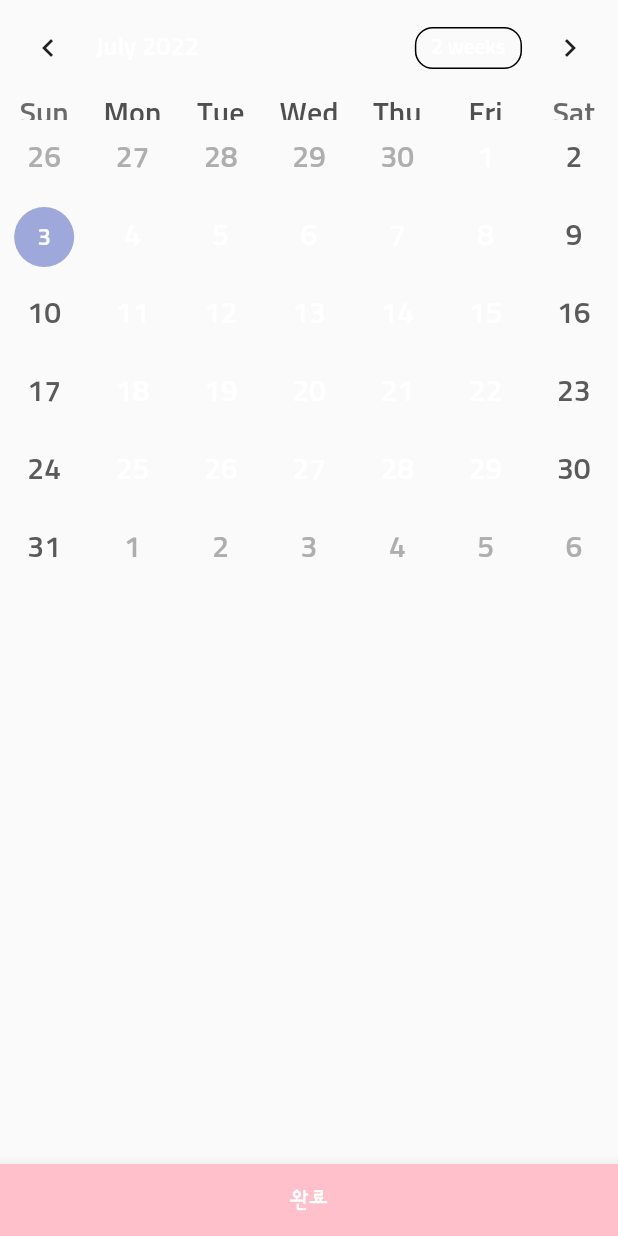
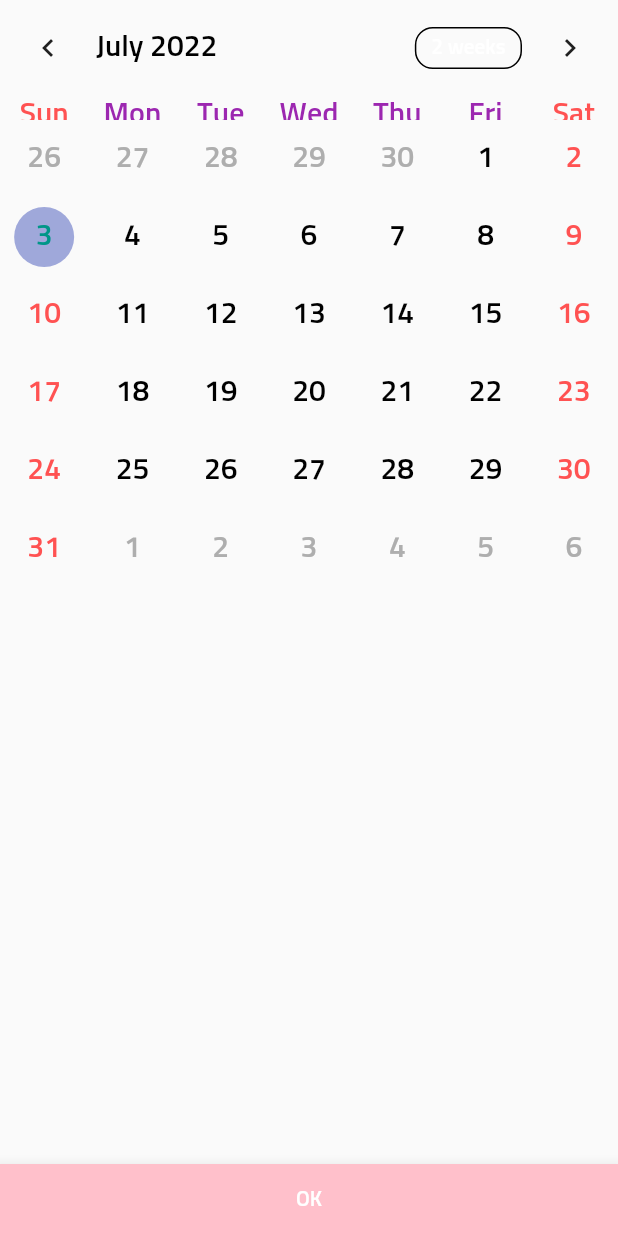
Before and after one commit to cys0926/amugeona, a Flutter app: the screen it shows after launch, after a tap on the "calendar month" icon, on a phone screen of 412 x 824 dp. Run offline on Flutter 3.47's test engine with Material 2 defaults, Android fonts, the phone set to English and light mode, and no system bars; drawn by our look-alikes of table_calendar; our stand-ins replace firebase_core, fluttertoast, get; missing offline and left inert: flutter_rounded_date_picker; accounts and stored records are empty.

Commit message:
calandar_second

```diff
--- a/lib/calendar_scheduler/calendar_page.dart
+++ b/lib/calendar_scheduler/calendar_page.dart
@@ -18,7 +18,7 @@ class _calendarPageState extends State<calendarPage> {
         color: PRIMARY_COLOR,
         child: TextButton(
           onPressed: PopButton,
-          child: Text('완료'),
+          child: Text('OK'),
           style: TextButton.styleFrom(
             primary: Colors.white,
           ),
--- a/lib/component/calender.dart
+++ b/lib/component/calender.dart
@@ -10,6 +10,21 @@ class Calender extends StatelessWidget {
       focusedDay: DateTime.now(),
       firstDay: DateTime(2000),
       lastDay: DateTime(2100),
+      headerStyle: const HeaderStyle(
+        titleTextStyle: TextStyle(color: Colors.black),
+      ),
+      daysOfWeekStyle: const DaysOfWeekStyle(
+        weekdayStyle: TextStyle(color: Colors.purple),
+        weekendStyle: TextStyle(color: Colors.redAccent),
+      ),
+      calendarStyle: const CalendarStyle(
+          selectedTextStyle: TextStyle(
+            color: Colors.indigo,
+            fontSize: 30.0,
+          ),
+          todayTextStyle: TextStyle(color: Colors.teal),
+          weekendTextStyle: TextStyle(color: Colors.redAccent),
+      defaultTextStyle: TextStyle(color: Colors.black)),
     );
   }
 }
--- a/lib/main.dart
+++ b/lib/main.dart
@@ -3,6 +3,7 @@ import 'package:amugeona/screen/home_screen.dart';
 import 'package:flutter/material.dart';
 import 'package:firebase_core/firebase_core.dart';
 import 'package:flutter/material.dart';
+import 'package:get/get.dart';
 import 'firebase_options.dart';
 import 'package:flutter_localizations/flutter_localizations.dart';
 
@@ -13,7 +14,7 @@ void main() async {
     options: DefaultFirebaseOptions.currentPlatform,
   );
   runApp(
-    MaterialApp(
+    GetMaterialApp(
       theme: ThemeData(
         fontFamily: 'sunflower',
         textTheme: const TextTheme(
--- a/lib/screen/home_screen.dart
+++ b/lib/screen/home_screen.dart
@@ -2,6 +2,7 @@ import 'package:amugeona/const/colors.dart';
 import 'package:flutter/material.dart';
 import 'package:flutter_rounded_date_picker/flutter_rounded_date_picker.dart';
 import 'package:fluttertoast/fluttertoast.dart';
+import 'package:get/get.dart';
 
 import '../calendar_scheduler/calendar_page.dart';
 
@@ -74,7 +75,7 @@ class _HomeScreenState extends State<HomeScreen> {
         textStyleDayButton: CalendarMainTextStyle,
         textStyleYearButton: CalendarMainTextStyle,
         paddingDateYearHeader:
-            const EdgeInsets.symmetric(vertical: 20.0, horizontal: 10.0),
+        const EdgeInsets.symmetric(vertical: 20.0, horizontal: 10.0),
         textStyleMonthYearHeader: CalendarSubTextStyle,
         sizeArrow: 20,
         colorArrowNext: PRIMARY_COLOR,
@@ -114,13 +115,10 @@ class _HomeScreenState extends State<HomeScreen> {
   }
 
   void onDatePressed() {
-    print('onDatePressed');
-    Navigator.push(
-      context,
-      MaterialPageRoute(builder: (context) => calendarPage()),
-    );
+   Get.to(calendarPage());
   }
 }
+
 
 class _MainPicture extends StatelessWidget {
   const _MainPicture({Key? key}) : super(key: key);
--- a/pubspec.yaml
+++ b/pubspec.yaml
@@ -42,6 +42,7 @@ dependencies:
   fluttertoast: ^8.0.9
   flutter_rounded_date_picker: ^3.0.1
   table_calendar: ^3.0.6
+  get: ^4.6.5
 
 
 dev_dependencies:
```
Also changed, not shown: pubspec.lock.
